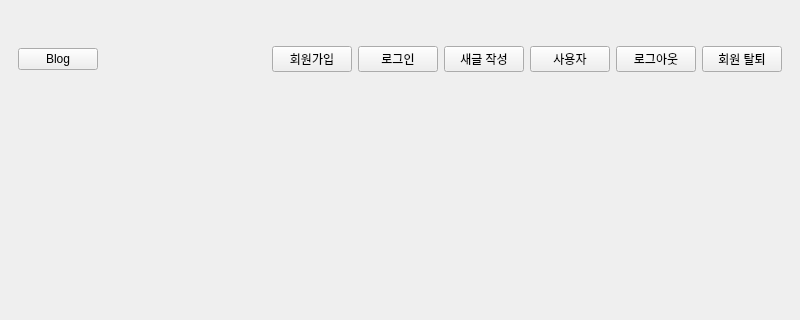
This is ui/mainwidget.ui in sm136599/VEDA_Qt_blog_client as Qt 5 draws it before an edit; both pictures show x 0 to 800 and y 0 to 320 of the 800 by 600 pixel window. The edited form follows.
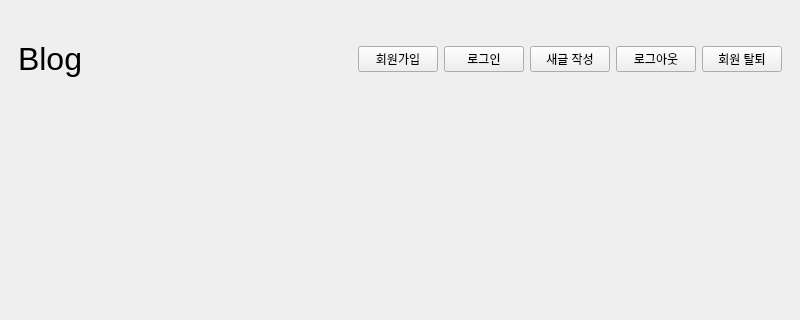
This is the edited form.

```diff
--- a/ui/mainwidget.ui
+++ b/ui/mainwidget.ui
@@ -100,7 +100,12 @@
         </property>
         <layout class="QHBoxLayout" name="horizontalLayout_2">
          <item>
-          <widget class="QPushButton" name="homeButton">
+          <widget class="QLabel" name="userLabel">
+           <property name="font">
+            <font>
+             <pointsize>24</pointsize>
+            </font>
+           </property>
            <property name="text">
             <string>Blog</string>
            </property>
@@ -140,13 +145,6 @@
            </property>
           </widget>
          </item>
-         <item>
-          <widget class="QPushButton" name="userButton">
-           <property name="text">
-            <string>사용자</string>
-           </property>
-          </widget>
-         </item>
          <item>
           <widget class="QPushButton" name="logoutButton">
            <property name="text">
```
